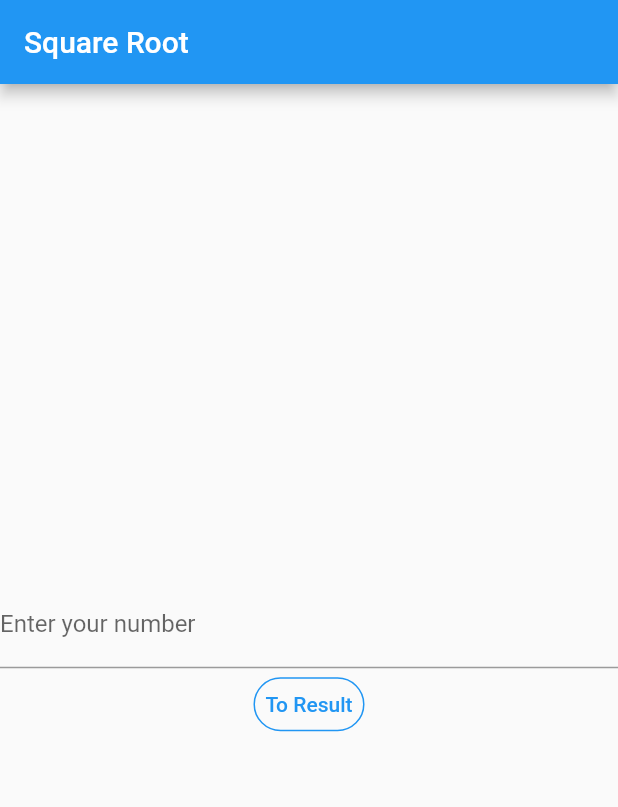
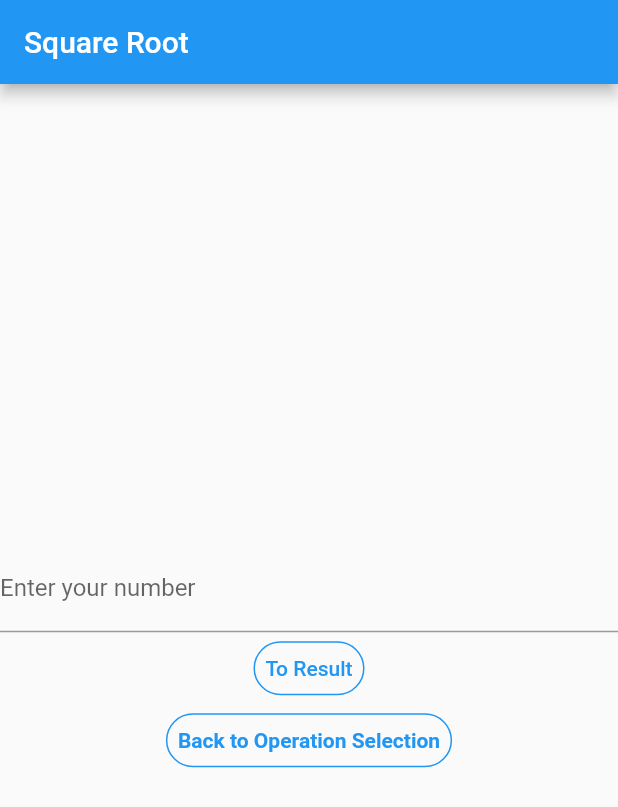
Before and after one commit to mumtazmuttahir/DemoCalculator, a Flutter app: the SquareRootOperand screen opened directly with empty values, on a phone screen of 412 x 824 dp. Shown: the top 807 px of the screen. Run offline on Flutter 3.47's test engine with Material 2 defaults, Android fonts, the light colour scheme and no system bars.

```diff
--- a/demo_calculator/lib/Views/Widgets/number_textfield.dart
+++ /dev/null
@@ -1 +0,0 @@
-// TODO Implement this library.
--- a/demo_calculator/lib/Views/squareroot_operand.dart
+++ b/demo_calculator/lib/Views/squareroot_operand.dart
@@ -1,5 +1,6 @@
 import 'package:demo_calculator/Configurations/config.dart';
 import 'package:demo_calculator/Views/result.dart';
+import 'package:demo_calculator/Views/select_operation.dart';
 import 'package:demo_calculator/Widgets/number_textfield.dart';
 import 'package:flutter/material.dart';
 import 'package:flutter/services.dart';
@@ -76,6 +77,23 @@ class _SquareRootOperandState extends State<SquareRootOperand> {
               ),
               child: Text(Config.toResult),
             ),
+            TextButton(
+              onPressed: () {
+                _goToSelectionOperationMenu();
+              },
+              style: ButtonStyle(
+                shape: MaterialStateProperty.all<RoundedRectangleBorder>(
+                    RoundedRectangleBorder(
+                        borderRadius:
+                        BorderRadius.circular(Config.buttonBorderRadius),
+                        side: BorderSide(color: Colors.blue))),
+              ),
+              child: Text(
+                Config.toOperationSelection,
+                style:
+                TextStyle(color: Colors.blue, fontWeight: FontWeight.bold),
+              ),
+            ),
           ],
         ),
       ),
@@ -101,4 +119,9 @@ class _SquareRootOperandState extends State<SquareRootOperand> {
       },
     );
   }
+
+  void _goToSelectionOperationMenu() {
+    Navigator.pushReplacement(context,
+        MaterialPageRoute(builder: (context) => SelectOperation()));
+  }
 }
```
